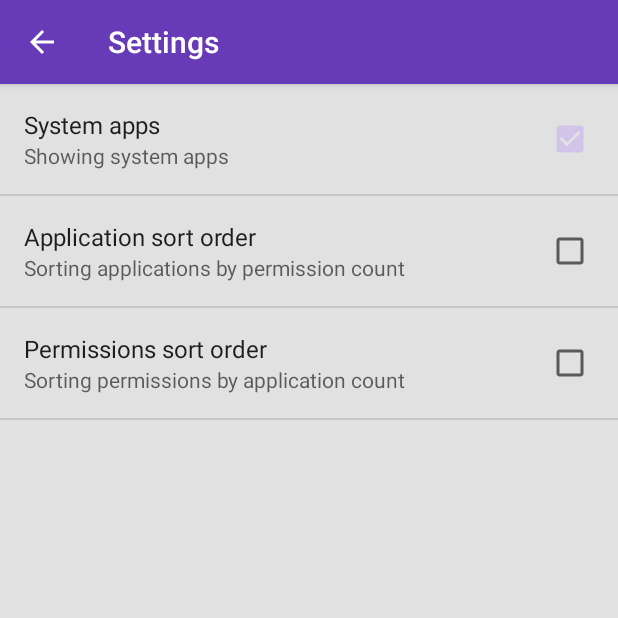
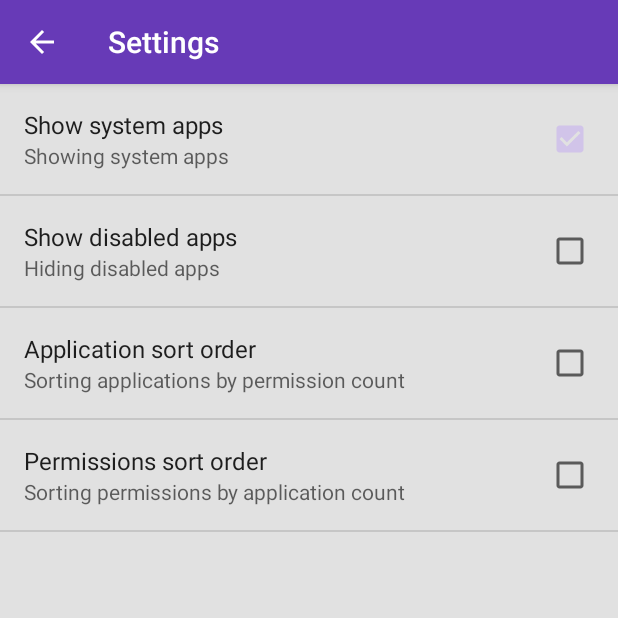
Before and after one commit to Emetophobe/Android-PermissionViewer, an Android app: the screen it shows after launch (SettingsActivity), in the options menu, after a tap on "Settings", on a phone screen of 412 x 824 dp, the top half of it. Run offline under Robolectric (Android 15) with nearby library versions, the phone set to English and light mode, and no system bars; our stand-ins replace ButterKnife, Dagger/Hilt's generated code; libraries missing offline, so code that uses them is left out: rx.android.schedulers, rx.functions, rx.schedulers; 2 statements that could not run were skipped.

Commit message:
New feature: Show or hide disabled apps.

```diff
--- a/app/src/main/java/com/emetophobe/permissionviewer/helper/AppListHelper.java
+++ b/app/src/main/java/com/emetophobe/permissionviewer/helper/AppListHelper.java
@@ -91,7 +91,13 @@ public class AppListHelper {
 		// Get the system app flag
 		int systemFlag = (appInfo.flags & ApplicationInfo.FLAG_SYSTEM);
 		if (!mSettingsHelper.getShowSystemApps() && systemFlag == 1) {
-			return null;    // ignore system apps if the show system apps setting is disabled
+			return null;    // ignore system apps if the setting is disabled
+		}
+
+		// Get the app enabled flag
+		if (!mSettingsHelper.getShowDisabledApps() && !appInfo.enabled) {
+			Log.d(TAG, "Ignoring disabled app: " + packageName);
+			return null; 	// ignore disabled apps if the setting is disabled
 		}
 
 		// Get the application label
--- a/app/src/main/java/com/emetophobe/permissionviewer/helper/SettingsHelper.java
+++ b/app/src/main/java/com/emetophobe/permissionviewer/helper/SettingsHelper.java
@@ -21,11 +21,11 @@ import android.content.SharedPreferences;
 
 public class SettingsHelper {
 	public static final String SHOW_SYSTEM_APPS = "pref_show_system_apps";
+	public static final String SHOW_DISABLED_APPS = "pref_show_disabled_apps";
 	public static final String APP_SORT_ORDER = "pref_app_sort_order";
 	public static final String PERMISSION_SORT_ORDER = "pref_perm_sort_order";
 
 	private SharedPreferences mSharedPrefs;
-
 
 	public SettingsHelper(SharedPreferences sharedPrefs) {
 		mSharedPrefs = sharedPrefs;
@@ -38,6 +38,15 @@ public class SettingsHelper {
 	 */
 	public boolean getShowSystemApps() {
 		return mSharedPrefs.getBoolean(SHOW_SYSTEM_APPS, true);
+	}
+
+	/**
+	 * Returns the show disabled apps preference.
+	 *
+	 * @return true if disabled apps should be shown, false if disabled apps should be hidden.
+	 */
+	public boolean getShowDisabledApps() {
+		return mSharedPrefs.getBoolean(SHOW_DISABLED_APPS, false);
 	}
 
 	/**
--- a/app/src/main/java/com/emetophobe/permissionviewer/view/fragments/AbstractListFragment.java
+++ b/app/src/main/java/com/emetophobe/permissionviewer/view/fragments/AbstractListFragment.java
@@ -16,7 +16,6 @@
 
 package com.emetophobe.permissionviewer.view.fragments;
 
-import android.content.SharedPreferences;
 import android.os.Bundle;
 import android.support.v7.widget.RecyclerView;
 import android.view.LayoutInflater;
@@ -26,17 +25,11 @@ import android.widget.TextView;
 import android.widget.ViewFlipper;
 
 import com.emetophobe.permissionviewer.R;
-import com.emetophobe.permissionviewer.dagger.components.FragmentComponent;
-
-import javax.inject.Inject;
 
 import butterknife.Bind;
 
 
-public abstract class AbstractListFragment extends BaseFragment implements SharedPreferences.OnSharedPreferenceChangeListener {
-	@Inject
-	protected SharedPreferences mSharedPrefs;
-
+public abstract class AbstractListFragment extends BaseFragment {
 	@Bind(R.id.view_flipper)
 	protected ViewFlipper mViewFlipper;
 
@@ -51,23 +44,6 @@ public abstract class AbstractListFragment extends BaseFragment implements Share
 		return inflater.inflate(R.layout.fragment_abstract_list, container, false);
 	}
 
-	@Override
-	public void onActivityCreated(Bundle savedInstanceState) {
-		super.onActivityCreated(savedInstanceState);
-		injectDependencies();
-		mSharedPrefs.registerOnSharedPreferenceChangeListener(this);
-	}
-
-	@Override
-	public void onDestroy() {
-		super.onDestroy();
-		mSharedPrefs.unregisterOnSharedPreferenceChangeListener(this);
-	}
-
-	private void injectDependencies() {
-		getComponent(FragmentComponent.class).inject(this);
-	}
-
 	protected void setLoading(boolean show) {
 		mViewFlipper.setDisplayedChild(show ? 0 : 1);
 	}
--- a/app/src/main/java/com/emetophobe/permissionviewer/view/fragments/AppListFragment.java
+++ b/app/src/main/java/com/emetophobe/permissionviewer/view/fragments/AppListFragment.java
@@ -17,7 +17,6 @@
 package com.emetophobe.permissionviewer.view.fragments;
 
 import android.content.Intent;
-import android.content.SharedPreferences;
 import android.os.Bundle;
 import android.support.annotation.StringRes;
 import android.support.v7.widget.LinearLayoutManager;
@@ -25,7 +24,6 @@ import android.support.v7.widget.LinearLayoutManager;
 import com.emetophobe.permissionviewer.dagger.components.FragmentComponent;
 import com.emetophobe.permissionviewer.model.AppDetail;
 import com.emetophobe.permissionviewer.presenter.AppListPresenter;
-import com.emetophobe.permissionviewer.helper.SettingsHelper;
 import com.emetophobe.permissionviewer.view.AppListView;
 import com.emetophobe.permissionviewer.view.activities.AppDetailActivity;
 import com.emetophobe.permissionviewer.view.adapters.AppListAdapter;
@@ -46,6 +44,11 @@ public class AppListFragment extends AbstractListFragment implements AppListView
 		setupRecyclerView();
 
 		mPresenter.attachView(this);
+	}
+
+	@Override
+	public void onResume() {
+		super.onResume();
 		mPresenter.loadAppList();
 	}
 
@@ -75,13 +78,6 @@ public class AppListFragment extends AbstractListFragment implements AppListView
 	}
 
 	@Override
-	public void onSharedPreferenceChanged(SharedPreferences sharedPreferences, String key) {
-		if (key.equals(SettingsHelper.APP_SORT_ORDER) || key.equals(SettingsHelper.SHOW_SYSTEM_APPS)) {
-			mPresenter.loadAppList();
-		}
-	}
-
-	@Override
 	public void showLoading() {
 		setLoading(true);
 	}
--- a/app/src/main/java/com/emetophobe/permissionviewer/view/fragments/BaseFragment.java
+++ b/app/src/main/java/com/emetophobe/permissionviewer/view/fragments/BaseFragment.java
@@ -21,6 +21,7 @@ import android.support.v4.app.Fragment;
 import android.view.View;
 
 import com.emetophobe.permissionviewer.dagger.HasComponent;
+import com.emetophobe.permissionviewer.dagger.components.FragmentComponent;
 
 import butterknife.ButterKnife;
 
--- a/app/src/main/java/com/emetophobe/permissionviewer/view/fragments/PermissionListFragment.java
+++ b/app/src/main/java/com/emetophobe/permissionviewer/view/fragments/PermissionListFragment.java
@@ -17,13 +17,11 @@
 package com.emetophobe.permissionviewer.view.fragments;
 
 import android.content.Intent;
-import android.content.SharedPreferences;
 import android.os.Bundle;
 import android.support.annotation.StringRes;
 import android.support.v7.widget.LinearLayoutManager;
 
 import com.emetophobe.permissionviewer.dagger.components.FragmentComponent;
-import com.emetophobe.permissionviewer.helper.SettingsHelper;
 import com.emetophobe.permissionviewer.model.PermissionDetail;
 import com.emetophobe.permissionviewer.presenter.PermissionListPresenter;
 import com.emetophobe.permissionviewer.view.PermissionListView;
@@ -46,6 +44,11 @@ public class PermissionListFragment extends AbstractListFragment implements Perm
 		setupRecyclerView();
 
 		mPresenter.attachView(this);
+	}
+
+	@Override
+	public void onResume() {
+		super.onResume();
 		mPresenter.loadPermissionList();
 	}
 
@@ -75,13 +78,6 @@ public class PermissionListFragment extends AbstractListFragment implements Perm
 	}
 
 	@Override
-	public void onSharedPreferenceChanged(SharedPreferences sharedPreferences, String key) {
-		if (key.equals(SettingsHelper.PERMISSION_SORT_ORDER) || key.equals(SettingsHelper.SHOW_SYSTEM_APPS)) {
-			mPresenter.loadPermissionList();
-		}
-	}
-
-	@Override
 	public void showLoading() {
 		setLoading(true);
 	}
--- a/app/src/main/res/values/strings.xml
+++ b/app/src/main/res/values/strings.xml
@@ -18,9 +18,13 @@
 	<string name="permission_count">Permissions: %1$s</string>
 	<string name="application_count">Applications: %1$s</string>
 
-	<string name="pref_show_system_title">System apps</string>
+	<string name="pref_show_system_title">Show system apps</string>
 	<string name="pref_show_system_summaryOn">Showing system apps</string>
 	<string name="pref_show_system_summaryOff">Hiding system apps</string>
+
+	<string name="pref_show_disabled_apps_title">Show disabled apps</string>
+	<string name="pref_show_disabled_apps_summaryOn">Showing disabled apps</string>
+	<string name="pref_show_disabled_apps_summaryOff">Hiding disabled apps</string>
 
 	<string name="pref_app_sort_order_title">Application sort order</string>
 	<string name="pref_app_sort_order_summaryOn">Sorting applications by name</string>
--- a/app/src/main/res/xml/preferences.xml
+++ b/app/src/main/res/xml/preferences.xml
@@ -7,6 +7,13 @@
 		android:summaryOff="@string/pref_show_system_summaryOff"
 		android:summaryOn="@string/pref_show_system_summaryOn"
 		android:title="@string/pref_show_system_title"/>
+
+	<CheckBoxPreference
+		android:defaultValue="false"
+		android:key="pref_show_disabled_apps"
+		android:summaryOff="@string/pref_show_disabled_apps_summaryOff"
+		android:summaryOn="@string/pref_show_disabled_apps_summaryOn"
+		android:title="@string/pref_show_disabled_apps_title"/>
 
 	<CheckBoxPreference
 		android:defaultValue="false"
```
